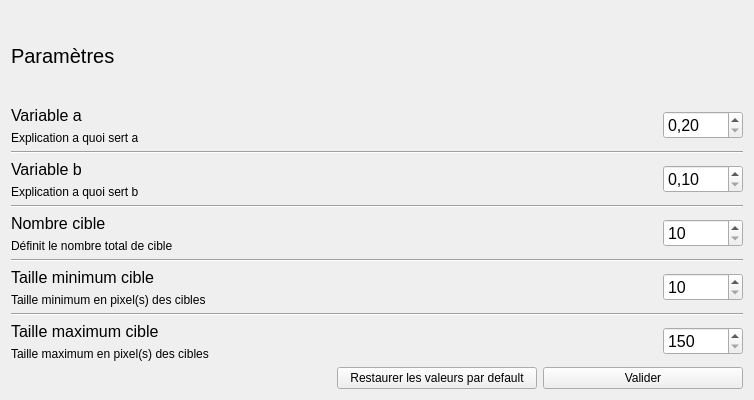
This is forms/settings.ui in axel7083/Fitts as Qt 5 draws it before an edit. The edited form follows.
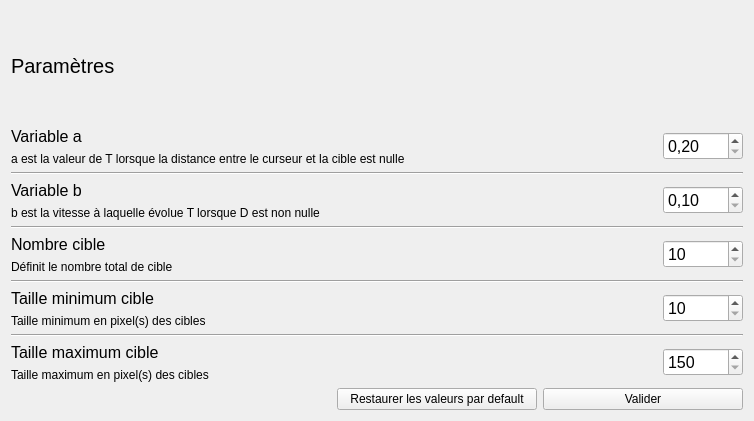
This is the edited form.

```diff
--- a/forms/settings.ui
+++ b/forms/settings.ui
@@ -7,7 +7,7 @@
     <x>0</x>
     <y>0</y>
     <width>754</width>
-    <height>400</height>
+    <height>421</height>
    </rect>
   </property>
   <property name="windowTitle">
@@ -19,8 +19,8 @@
   <property name="windowFilePath">
    <string/>
   </property>
-  <layout class="QHBoxLayout" name="horizontalLayout">
-   <item>
+  <layout class="QGridLayout" name="gridLayout">
+   <item row="0" column="0">
     <layout class="QVBoxLayout" name="verticalLayout">
      <item>
       <widget class="QLabel" name="label">
@@ -65,7 +65,7 @@
          <item>
           <widget class="QLabel" name="label_3">
            <property name="text">
-            <string>Explication a quoi sert a</string>
+            <string>a est la valeur de T lorsque la distance entre le curseur et la cible est nulle</string>
            </property>
           </widget>
          </item>
@@ -143,7 +143,7 @@
          <item>
           <widget class="QLabel" name="label_5">
            <property name="text">
-            <string>Explication a quoi sert b</string>
+            <string>b est la vitesse à laquelle évolue T lorsque D est non nulle</string>
            </property>
           </widget>
          </item>
```
